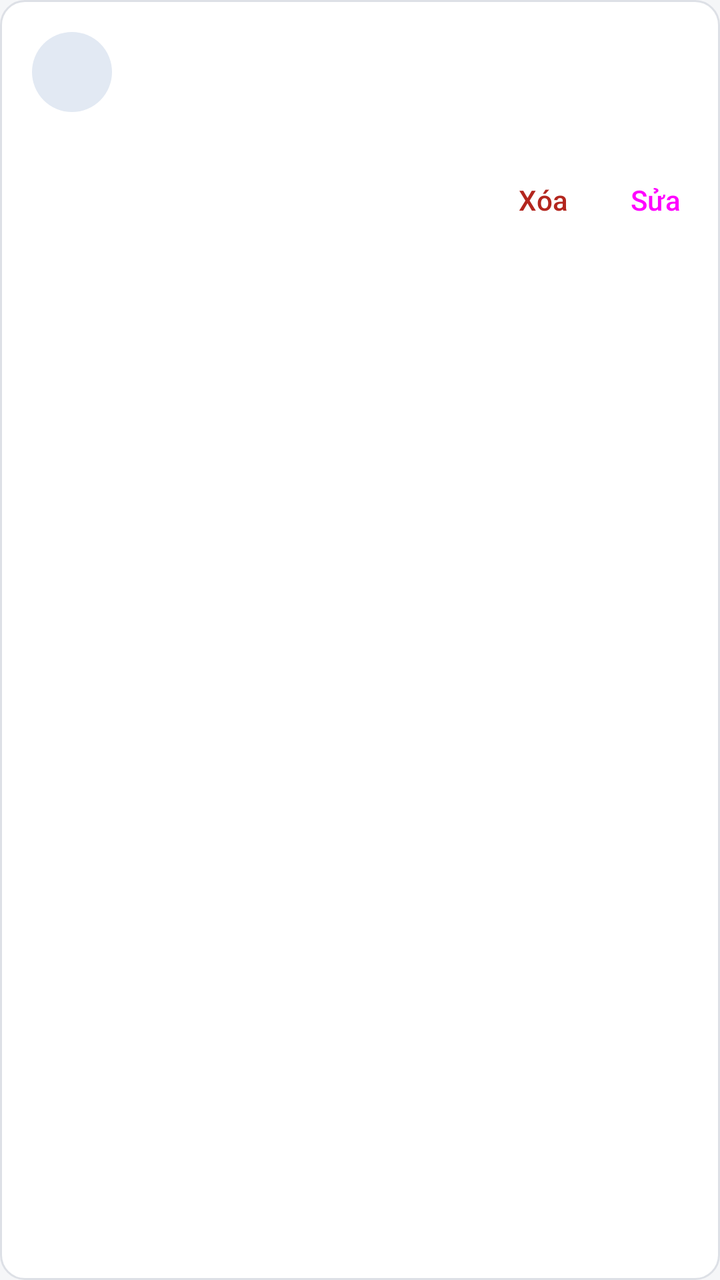
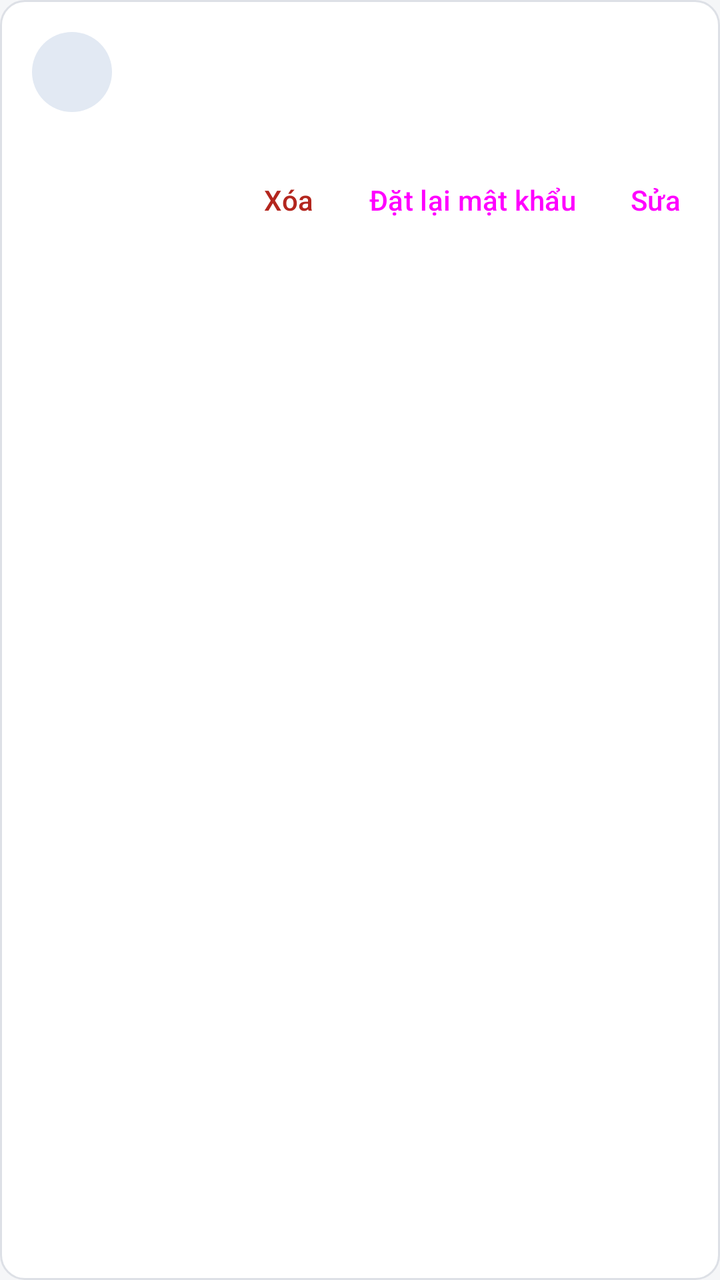

Compare the two renders of this Android layout. The source of the first and the diff that turns it into the second are given below.
<!-- AndroidManifest.xml: application theme Theme.Kstudy -->
<!-- res/layout/item_teacher.xml -->
<?xml version="1.0" encoding="utf-8"?>
<LinearLayout xmlns:android="http://schemas.android.com/apk/res/android"
    style="@style/Widget.Kstudy.Card"
    android:layout_width="match_parent"
    android:layout_height="wrap_content"
    android:layout_marginBottom="8dp"
    android:orientation="vertical">

    <LinearLayout
        android:layout_width="match_parent"
        android:layout_height="wrap_content"
        android:orientation="horizontal">

        <TextView
            android:id="@+id/tvInitials"
            style="@style/Widget.Kstudy.Avatar" />

        <LinearLayout
            android:layout_width="0dp"
            android:layout_height="wrap_content"
            android:layout_marginStart="12dp"
            android:layout_weight="1"
            android:orientation="vertical">

            <TextView
                android:id="@+id/tvTeacherName"
                android:layout_width="wrap_content"
                android:layout_height="wrap_content"
                android:textAppearance="@style/TextAppearance.Kstudy.ItemTitle" />

            <TextView
                android:id="@+id/tvTeacherSubject"
                android:layout_width="wrap_content"
                android:layout_height="wrap_content"
                android:layout_marginTop="2dp"
                android:textAppearance="@style/TextAppearance.Kstudy.Body.Secondary" />

            <TextView
                android:id="@+id/tvTeacherPhone"
                android:layout_width="wrap_content"
                android:layout_height="wrap_content"
                android:layout_marginTop="2dp"
                android:textAppearance="@style/TextAppearance.Kstudy.Body.Secondary" />
        </LinearLayout>
    </LinearLayout>

    <LinearLayout style="@style/Widget.Kstudy.CardActions">

        <Button
            android:id="@+id/btnDeleteTeacher"
            style="@style/Widget.Kstudy.Button.Text.Danger"
            android:layout_width="wrap_content"
            android:layout_height="wrap_content"
            android:text="Xóa" />

        <Button
            android:id="@+id/btnEditTeacher"
            style="@style/Widget.Kstudy.Button.Text"
            android:layout_width="wrap_content"
            android:layout_height="wrap_content"
            android:text="Sửa" />
    </LinearLayout>
</LinearLayout>
<!-- resources referenced by this layout -->
<resources>
  <style name="TextAppearance.Kstudy.Body.Secondary">
          <item name="android:textColor">?attr/colorOnSurfaceVariant</item>
      </style>
  <style name="TextAppearance.Kstudy.ItemTitle" parent="TextAppearance.Material3.TitleMedium">
          <item name="android:textColor">?attr/colorOnSurface</item>
      </style>
  <style name="Widget.Kstudy.Button.Text" parent="Widget.Material3.Button.TextButton">
          <item name="shapeAppearanceOverlay">@style/ShapeAppearanceOverlay.Kstudy.Control</item>
          <item name="android:minWidth">56dp</item>
      </style>
  <style name="Widget.Kstudy.Button.Text.Danger">
          <item name="android:textColor">@color/danger_text</item>
          <item name="rippleColor">@color/error_container</item>
      </style>
  <style name="Widget.Kstudy.Card" parent="">
          <item name="android:background">@drawable/bg_card</item>
          <item name="android:padding">16dp</item>
          
          <item name="android:clipToPadding">false</item>
      </style>
  <style name="Theme.Kstudy" parent="Base.Theme.Kstudy" />
  <!-- drawable bg_circle_avatar (drawable) -->
  <?xml version="1.0" encoding="utf-8"?>
  <shape xmlns:android="http://schemas.android.com/apk/res/android"
      android:shape="oval">
      <solid android:color="@color/primary_container" />
  </shape>
  <style name="TextAppearance.Kstudy.Label" parent="TextAppearance.Material3.LabelMedium">
          <item name="android:textColor">?attr/colorOnSurface</item>
      </style>
  <style name="ShapeAppearanceOverlay.Kstudy.Control" parent="">
          <item name="cornerFamily">rounded</item>
          <item name="cornerSize">@dimen/radius_control</item>
      </style>
  <color name="error_container">#FBEAE8</color>
  <color name="primary_container">#E2E9F3</color>
  <dimen name="radius_control">8dp</dimen>
  <color name="surface">#FFFFFF</color>
  <dimen name="radius_container">12dp</dimen>
  <color name="outline_variant">#DDE0E6</color>
  <color name="primary">#1F3A5F</color>
  <color name="on_primary">#FFFFFF</color>
  <color name="on_primary_container">#14263F</color>
  <color name="primary_inverse">#A9C1E3</color>
  <color name="secondary">#56606E</color>
  <color name="secondary_container">#E7EAEF</color>
  <color name="on_secondary_container">#1C2430</color>
  <color name="background">#F5F6F8</color>
  <color name="on_surface">#1B1D21</color>
  <color name="surface_container">#ECEEF2</color>
  <color name="text_secondary">#555B66</color>
  <color name="surface_inverse">#2F3237</color>
  <color name="on_surface_inverse">#F1F2F4</color>
  <color name="surface_dim">#DCDEE3</color>
  <color name="surface_container_low">#F5F6F8</color>
  <color name="surface_container_high">#E4E7EC</color>
  <color name="outline">#7A808C</color>
  <color name="error">#B3261E</color>
  <color name="on_error_container">#5F1410</color>
  <style name="Widget.Kstudy.Button" parent="Widget.Material3.Button">
          <item name="shapeAppearanceOverlay">@style/ShapeAppearanceOverlay.Kstudy.Control</item>
      </style>
  <style name="Widget.Kstudy.Button.Outlined" parent="Widget.Material3.Button.OutlinedButton">
          <item name="shapeAppearanceOverlay">@style/ShapeAppearanceOverlay.Kstudy.Control</item>
      </style>
  <style name="MaterialAlertDialog.Kstudy" parent="MaterialAlertDialog.Material3">
          <item name="backgroundTint">?attr/colorSurface</item>
      </style>
  <style name="Widget.Kstudy.Button.Text.Dialog" parent="Widget.Material3.Button.TextButton.Dialog">
          <item name="shapeAppearanceOverlay">@style/ShapeAppearanceOverlay.Kstudy.Control</item>
      </style>
  <style name="Widget.Kstudy.Button.Text.Dialog.Flush">
          <item name="android:layout_marginStart">0dp</item>
          <item name="android:layout_marginLeft">0dp</item>
      </style>
  <!-- unchanged entries left out for length: 5 -->
</resources>

<!-- the commit's change to res/layout/item_teacher.xml (unified diff, before → after) -->
@@ -54,6 +54,13 @@
             android:text="Xóa" />
 
         <Button
+            android:id="@+id/btnResetTeacherPassword"
+            style="@style/Widget.Kstudy.Button.Text"
+            android:layout_width="wrap_content"
+            android:layout_height="wrap_content"
+            android:text="Đặt lại mật khẩu" />
+
+        <Button
             android:id="@+id/btnEditTeacher"
             style="@style/Widget.Kstudy.Button.Text"
             android:layout_width="wrap_content"
